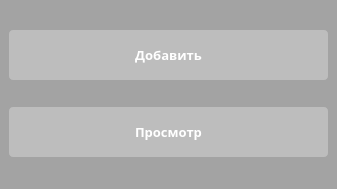
First picture: the form in ui/startWindowUi.ui, repository JavelinSx/kadastr, before the edit.
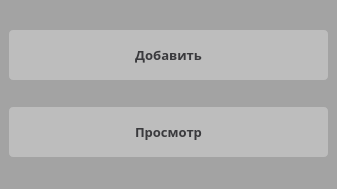
Second picture: the form after the edit. Icons and pictures are not drawn.

```diff
--- a/ui/startWindowUi.ui
+++ b/ui/startWindowUi.ui
@@ -23,9 +23,9 @@
 QWidget
 {
 	background-color: #a3a3a3;
-	color: #fff;
-	selection-background-color: #fff;
-	selection-color: #000;
+	color: #3a3a3d;
+	selection-background-color: #3a3a3d;
+	selection-color: #3a3a3d;
 
 }
 
@@ -77,7 +77,7 @@
 QPushButton
 {
 	background-color: #bdbdbd;
-	color: #fff;
+	color: #3a3a3d;
 	min-width: 80px;
 	border-radius: 4px;
 	padding: 5px;
@@ -130,8 +130,8 @@
 /*-----QLineEdit-----*/
 QLineEdit
 {
-	background-color: #lightgray;
-	color : #fff;
+	background-color: #f5f5f5;
+	color: #3a3a3d;
 	border: 1px solid #f0f0f0;
 	padding: 3px;
 	padding-left: 5px;
@@ -143,7 +143,7 @@
 /*-----QPlainTExtEdit-----*/
 QPlainTextEdit
 {
-	background-color: #575757;
+	background-color: #f5f5f5;
 	color : #fff;
 	border: 1px solid #f0f0f0;
 	padding: 3px;
@@ -153,7 +153,8 @@
 }
 QTextEdit
 {
-	background-color: #lightgray;
+	color: #3a3a3d;
+	background-color: #f5f5f5;
 	border-radius: 4px;
 	border: 1px solid #f0f0f0;
 }
@@ -186,9 +187,9 @@
 /*-----QComboBox-----*/
 QComboBox
 {
-    background-color: #lightgray;
+    background-color: #f5f5f5;
     padding-left: 6px;
-    color: #fff;
+    color: #3a3a3d;
     height: 20px;
 	border-radius: 4px;
 	border: 1px solid #f0f0f0;
@@ -250,12 +251,19 @@
 
 QDateEdit
 {
-		background-color: #lightgray;
+	    color: #3a3a3d;
+		background-color: #f5f5f5;
 		border: 1px solid #f0f0f0;
 		border-radius: 4px;
 }
-
-
+QLabel
+{
+		color: #3a3a3d;
+}
+QDateTimeEdit
+{
+		background-color: #f5f5f5;
+}
 
 /*-----QHeaderView-----*/
 QHeaderView::section
@@ -266,7 +274,10 @@
 	padding: 4px;
 	
 }
-
+QFont
+{
+		background-color: #3a3a3d;
+}
 
 QHeaderView::section:disabled
 {
```
